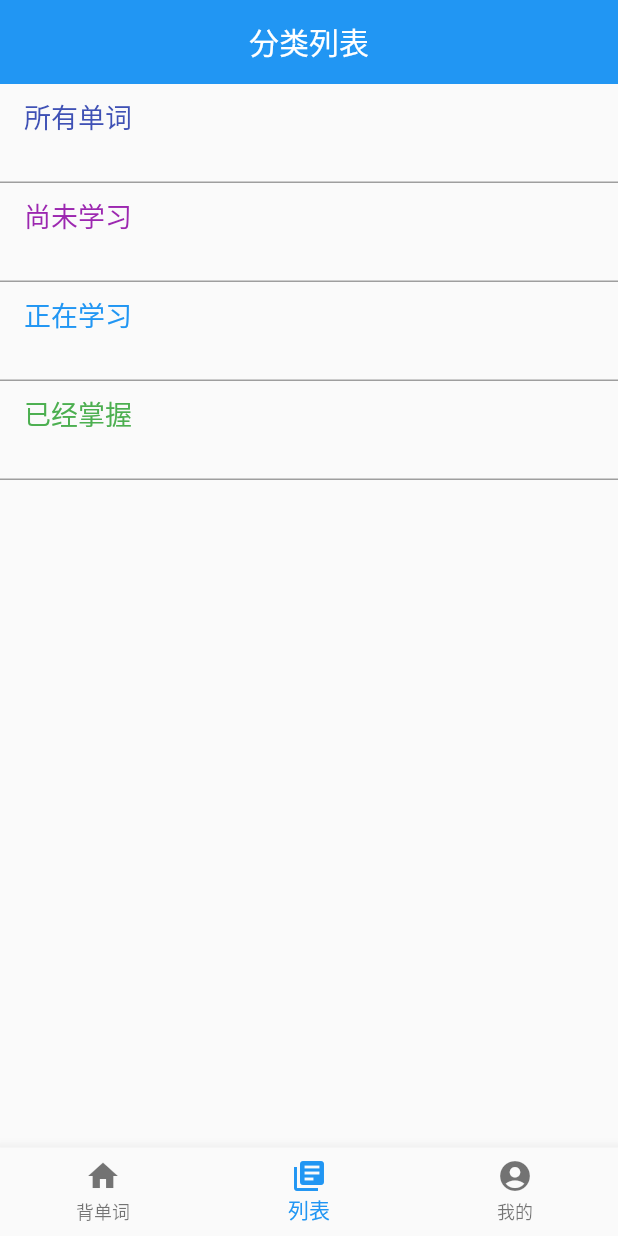
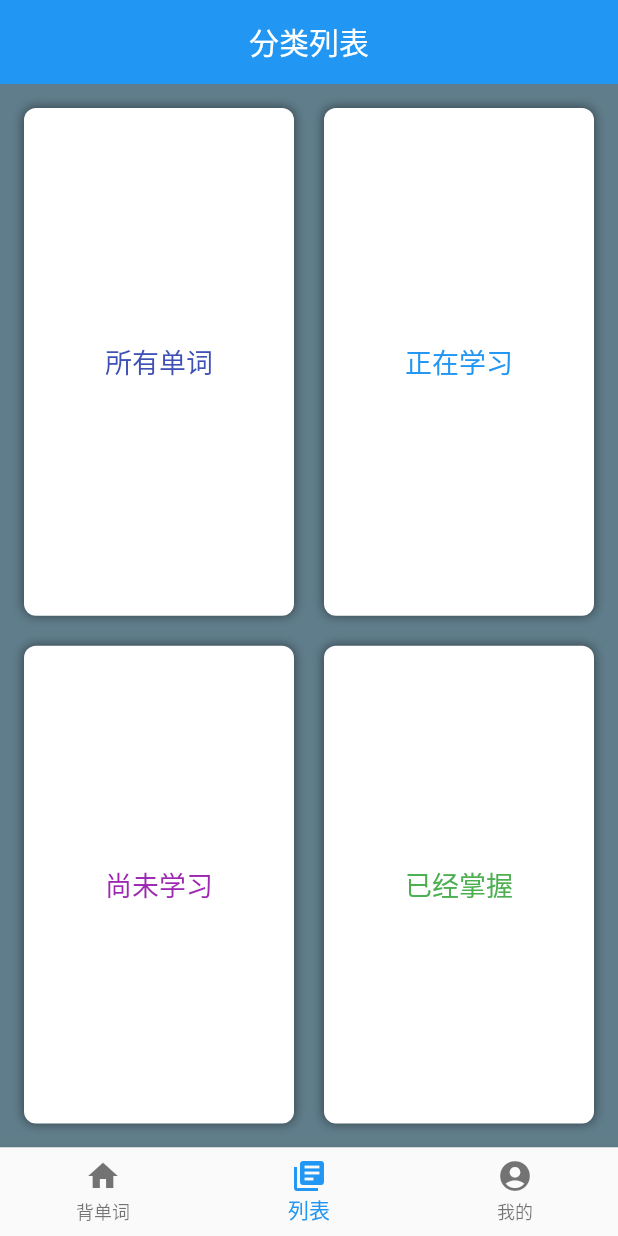
Before and after one commit to isNeilLin/collins_high_frequency_vocabulary, a Flutter app: the screen it shows after launch, item 2 of the bottom bar chosen, on a phone screen of 412 x 824 dp. Run offline on Flutter 3.47's test engine with Material 2 defaults, Android fonts, the phone set to English and light mode, and no system bars; our stand-ins replace shared_preferences, sqflite; missing offline and left inert: audioplayer; accounts and stored records are empty.

```diff
--- a/lib/common/phmp3.dart
+++ b/lib/common/phmp3.dart
@@ -80,7 +80,6 @@ class PhMp3State extends State<PhMp3>{
       print('audioPlayer error : $msg');
     });
     audioPlayer.setCompletionHandler(() {
-      print('complete');
       stop();
     });
   }
--- a/lib/components/category.dart
+++ b/lib/components/category.dart
@@ -14,18 +14,20 @@ class WordList extends StatelessWidget {
         centerTitle: true,
         title: new Text('分类列表'),
       ),
-      body: new Column(
+      body: new Container(
+        padding: const EdgeInsets.all(16.0),
+        color: Colors.blueGrey,
+        child: new Row(
           children: <Widget>[
-          new Container(
-              padding: const EdgeInsets.symmetric(horizontal: 16.0,vertical: 8.0),
-              height: 66.0,
-              constraints: new BoxConstraints(
-                  minWidth: double.maxFinite
-              ),
+            new Expanded(child: new Container(
+              child: new Column(
+                children: <Widget>[
+                  new Expanded(child:new Container(
+                    margin: const EdgeInsets.only(right: 10.0),
                     decoration: new BoxDecoration(
-                  border: new Border(
-                      bottom: new BorderSide(color: Colors.grey,width: 1.0)
-                  )
+                      color: Colors.white,
+                      borderRadius: new BorderRadius.circular(8.0),
+                      boxShadow: [new BoxShadow(color: Colors.black45,offset: Offset.zero,blurRadius: 5.0,spreadRadius: 0.1)],
                     ),
                     child: new InkWell(
                       onTap: (){
@@ -35,22 +37,20 @@ class WordList extends StatelessWidget {
                             )
                         );
                       },
+                      child: new Center(
                         child: new Text('所有单词',
                           textAlign: TextAlign.left,
                           style: new TextStyle(fontSize: 18.0,height: 1.5,color: Colors.indigo),
                         ),
-              )
                       ),
-          new Container(
-              padding: const EdgeInsets.symmetric(horizontal: 16.0,vertical: 8.0),
-              height: 66.0,
-              constraints: new BoxConstraints(
-                  minWidth: double.maxFinite
                     ),
+                  ),),
+                  new Expanded(child: new Container(
+                    margin: const EdgeInsets.only(top: 20.0,right: 10.0),
                     decoration: new BoxDecoration(
-                  border: new Border(
-                      bottom: new BorderSide(color: Colors.grey,width: 1.0)
-                  )
+                      color: Colors.white,
+                      borderRadius: new BorderRadius.circular(8.0),
+                      boxShadow: [new BoxShadow(color: Colors.black45,offset: Offset.zero,blurRadius: 5.0,spreadRadius: 0.1)],
                     ),
                     child: new InkWell(
                       onTap: (){
@@ -60,22 +60,26 @@ class WordList extends StatelessWidget {
                             )
                         );
                       },
+                      child: new Center(
                         child: new Text('尚未学习',
                           textAlign: TextAlign.left,
                           style: new TextStyle(fontSize: 18.0,height: 1.5,color: Colors.purple),
                         ),
-              )
                       ),
-          new Container(
-              padding: const EdgeInsets.symmetric(horizontal: 16.0,vertical: 8.0),
-              height: 66.0,
-              constraints: new BoxConstraints(
-                  minWidth: double.maxFinite
                     ),
+                  ),)
+                ],
+              ),
+            ),),
+            new Expanded(child: new Container(
+              child: new Column(
+                children: <Widget>[
+                  new Expanded(child: new Container(
+                    margin: const EdgeInsets.only(left: 10.0),
                     decoration: new BoxDecoration(
-                  border: new Border(
-                      bottom: new BorderSide(color: Colors.grey,width: 1.0)
-                  )
+                      color: Colors.white,
+                      borderRadius: new BorderRadius.circular(8.0),
+                      boxShadow: [new BoxShadow(color: Colors.black45,offset: Offset.zero,blurRadius: 5.0,spreadRadius: 0.1)],
                     ),
                     child: new InkWell(
                       onTap: (){
@@ -85,22 +89,20 @@ class WordList extends StatelessWidget {
                             )
                         );
                       },
+                      child: new Center(
                         child: new Text('正在学习',
                           textAlign: TextAlign.left,
                           style: new TextStyle(fontSize: 18.0,height: 1.5,color: Colors.blue),
                         ),
-              )
                       ),
-          new Container(
-              padding: const EdgeInsets.symmetric(horizontal: 16.0,vertical: 8.0),
-              height: 66.0,
-              constraints: new BoxConstraints(
-                  minWidth: double.maxFinite
                     ),
+                  ),),
+                  new Expanded(child: new Container(
+                      margin: const EdgeInsets.only(top: 20.0,left:10.0),
                       decoration: new BoxDecoration(
-                  border: new Border(
-                      bottom: new BorderSide(color: Colors.grey,width: 1.0)
-                  )
+                        color: Colors.white,
+                        borderRadius: new BorderRadius.circular(8.0),
+                        boxShadow: [new BoxShadow(color: Colors.black45,offset: Offset.zero,blurRadius: 5.0,spreadRadius: 0.1)],
                       ),
                       child: new InkWell(
                         onTap: (){
@@ -110,13 +112,19 @@ class WordList extends StatelessWidget {
                               )
                           );
                         },
+                        child: new Center(
                           child: new Text('已经掌握',
                             textAlign: TextAlign.left,
                             style: new TextStyle(fontSize: 18.0,height: 1.5,color: Colors.green),
                           ),
+                        ),
                       )
+                  ),),
+                ],
               ),
+            ),),
           ],
+        ),
       ),
     );
   }
--- a/lib/model/word.dart
+++ b/lib/model/word.dart
@@ -25,7 +25,7 @@ class Word {
   }
 
   Map toJson(Word word){
-    Map map;
+    Map<String, dynamic> map;
     try{
       map=  {
         'word': word.text,
--- a/pubspec.yaml
+++ b/pubspec.yaml
@@ -11,6 +11,8 @@ dependencies:
   http: ^0.11.3
   audioplayer: ^0.4.0
   shared_preferences: ^0.4.1
+  sqflite: any
+  path_provider: ^0.4.1
 
 dev_dependencies:
   flutter_test:
```
Also changed, not shown: lib/components/word_list.dart (+23 -21 lines), lib/components/wordcard.dart (+30 -29 lines), lib/main.dart (+10 -3 lines), lib/model/db.dart (added, +103 -0 lines), pubspec.lock, 2 other files. Lines whose indentation alone changed are shown as unchanged.
